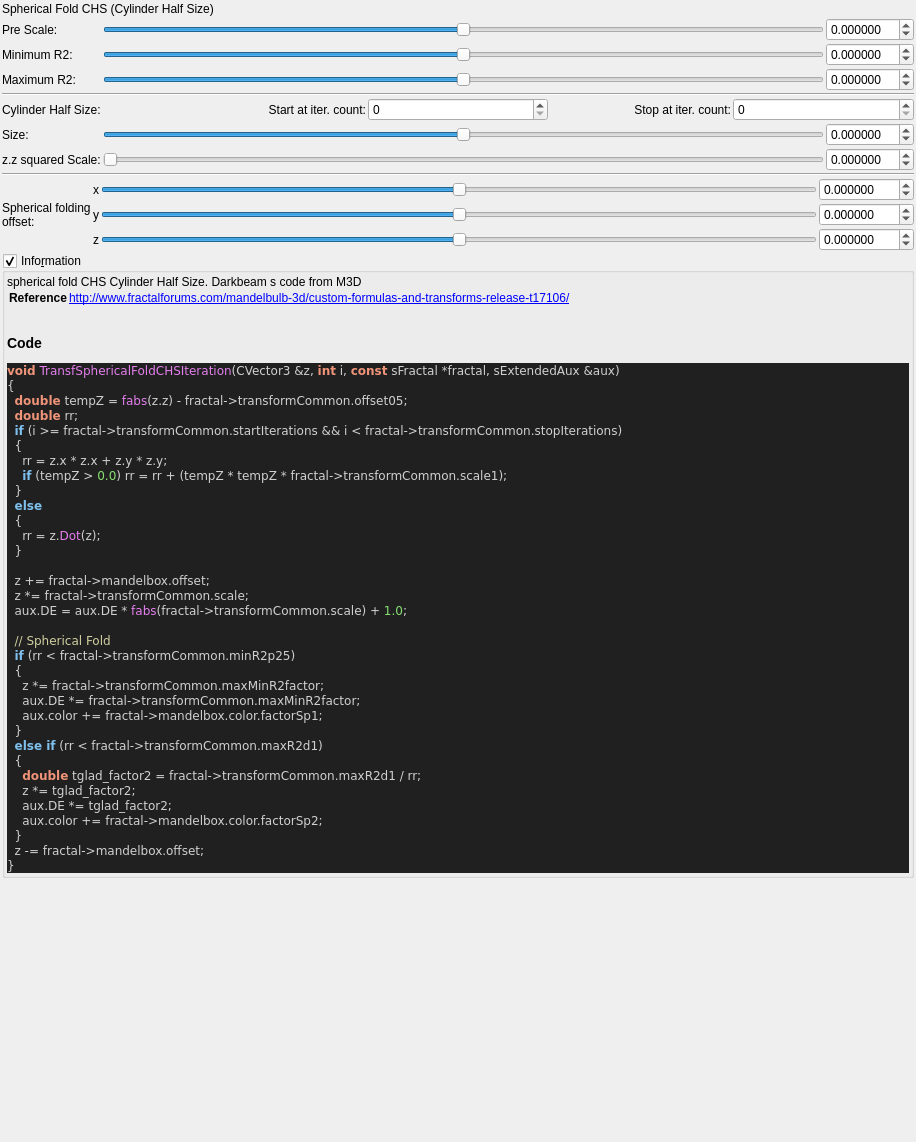
Qt form mandelbulber2/formula/ui/fractal_transf_spherical_fold_chs.ui (buddhi1980/mandelbulber2) before a commit.
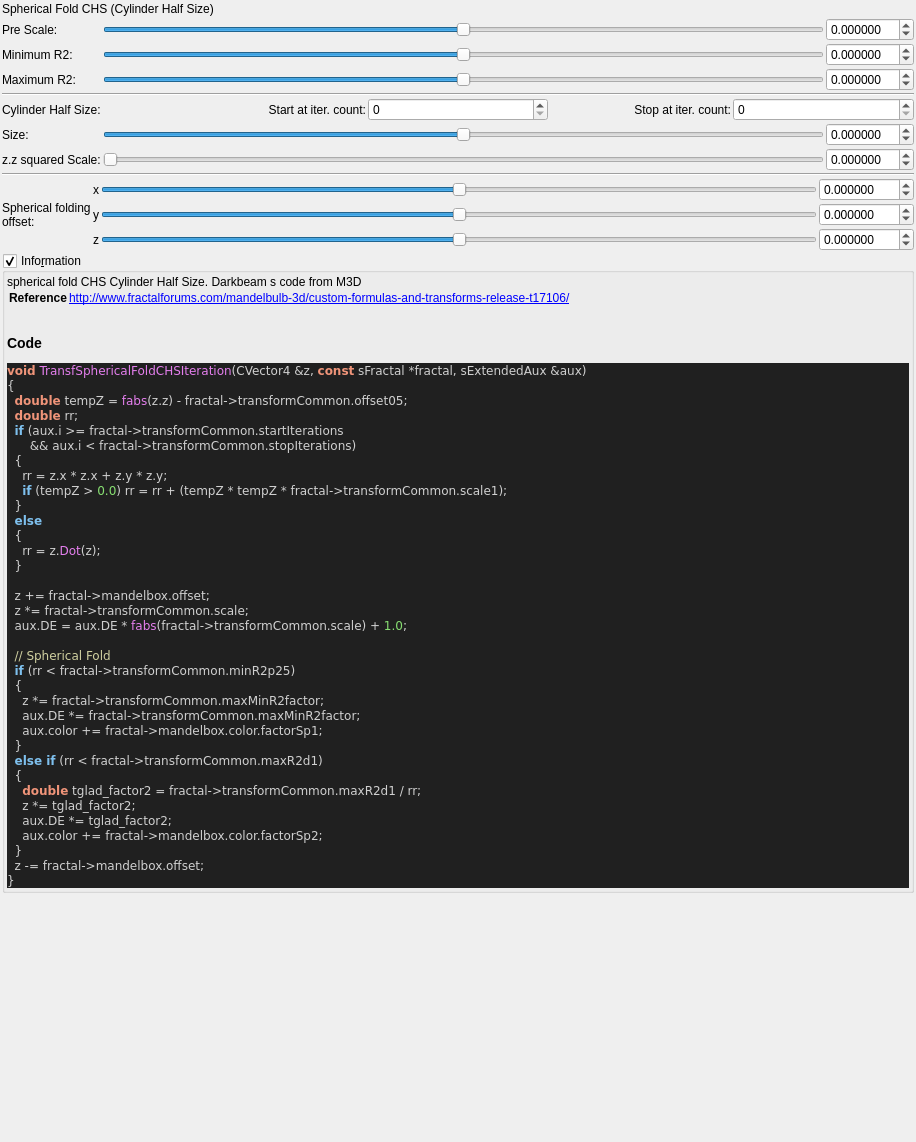
The same form after that commit. Custom widgets are drawn as their Qt base class.

```diff
--- a/mandelbulber2/formula/ui/fractal_transf_spherical_fold_chs.ui
+++ b/mandelbulber2/formula/ui/fractal_transf_spherical_fold_chs.ui
@@ -666,11 +666,12 @@
 &lt;/table&gt;
 &lt;h3&gt;Code&lt;/h3&gt;
 &lt;body style=&quot;background-color:#202020&quot;&gt;
-&lt;pre style=&quot;color:#d0d0d0; background-color:#202020;  font-family:'Courier New',monospace;&quot;&gt;&lt;span style=&quot;color:#f09479; font-weight:bold&quot;&gt;void&lt;/span&gt; &lt;span style=&quot;color:#e47eed&quot;&gt;TransfSphericalFoldCHSIteration&lt;/span&gt;&lt;span style=&quot;color:#d0d0d0&quot;&gt;(&lt;/span&gt;CVector3 &lt;span style=&quot;color:#d0d0d0&quot;&gt;&amp;amp;&lt;/span&gt;z&lt;span style=&quot;color:#d0d0d0&quot;&gt;,&lt;/span&gt; &lt;span style=&quot;color:#f09479; font-weight:bold&quot;&gt;int&lt;/span&gt; i&lt;span style=&quot;color:#d0d0d0&quot;&gt;,&lt;/span&gt; &lt;span style=&quot;color:#f09479; font-weight:bold&quot;&gt;const&lt;/span&gt; sFractal &lt;span style=&quot;color:#d0d0d0&quot;&gt;*&lt;/span&gt;fractal&lt;span style=&quot;color:#d0d0d0&quot;&gt;,&lt;/span&gt; sExtendedAux &lt;span style=&quot;color:#d0d0d0&quot;&gt;&amp;amp;&lt;/span&gt;aux&lt;span style=&quot;color:#d0d0d0&quot;&gt;)&lt;/span&gt;
+&lt;pre style=&quot;color:#d0d0d0; background-color:#202020;  font-family:'Courier New',monospace;&quot;&gt;&lt;span style=&quot;color:#f09479; font-weight:bold&quot;&gt;void&lt;/span&gt; &lt;span style=&quot;color:#e47eed&quot;&gt;TransfSphericalFoldCHSIteration&lt;/span&gt;&lt;span style=&quot;color:#d0d0d0&quot;&gt;(&lt;/span&gt;CVector4 &lt;span style=&quot;color:#d0d0d0&quot;&gt;&amp;amp;&lt;/span&gt;z&lt;span style=&quot;color:#d0d0d0&quot;&gt;,&lt;/span&gt; &lt;span style=&quot;color:#f09479; font-weight:bold&quot;&gt;const&lt;/span&gt; sFractal &lt;span style=&quot;color:#d0d0d0&quot;&gt;*&lt;/span&gt;fractal&lt;span style=&quot;color:#d0d0d0&quot;&gt;,&lt;/span&gt; sExtendedAux &lt;span style=&quot;color:#d0d0d0&quot;&gt;&amp;amp;&lt;/span&gt;aux&lt;span style=&quot;color:#d0d0d0&quot;&gt;)&lt;/span&gt;
 &lt;span style=&quot;color:#d0d0d0&quot;&gt;{&lt;/span&gt;
   &lt;span style=&quot;color:#f09479; font-weight:bold&quot;&gt;double&lt;/span&gt; tempZ &lt;span style=&quot;color:#d0d0d0&quot;&gt;=&lt;/span&gt; &lt;span style=&quot;color:#e47eed&quot;&gt;fabs&lt;/span&gt;&lt;span style=&quot;color:#d0d0d0&quot;&gt;(&lt;/span&gt;z&lt;span style=&quot;color:#d0d0d0&quot;&gt;.&lt;/span&gt;z&lt;span style=&quot;color:#d0d0d0&quot;&gt;) -&lt;/span&gt; fractal&lt;span style=&quot;color:#d0d0d0&quot;&gt;-&amp;gt;&lt;/span&gt;transformCommon&lt;span style=&quot;color:#d0d0d0&quot;&gt;.&lt;/span&gt;offset05&lt;span style=&quot;color:#d0d0d0&quot;&gt;;&lt;/span&gt;
   &lt;span style=&quot;color:#f09479; font-weight:bold&quot;&gt;double&lt;/span&gt; rr&lt;span style=&quot;color:#d0d0d0&quot;&gt;;&lt;/span&gt;
-  &lt;span style=&quot;color:#7ec0ee; font-weight:bold&quot;&gt;if&lt;/span&gt; &lt;span style=&quot;color:#d0d0d0&quot;&gt;(&lt;/span&gt;i &lt;span style=&quot;color:#d0d0d0&quot;&gt;&amp;gt;=&lt;/span&gt; fractal&lt;span style=&quot;color:#d0d0d0&quot;&gt;-&amp;gt;&lt;/span&gt;transformCommon&lt;span style=&quot;color:#d0d0d0&quot;&gt;.&lt;/span&gt;startIterations &lt;span style=&quot;color:#d0d0d0&quot;&gt;&amp;amp;&amp;amp;&lt;/span&gt; i &lt;span style=&quot;color:#d0d0d0&quot;&gt;&amp;lt;&lt;/span&gt; fractal&lt;span style=&quot;color:#d0d0d0&quot;&gt;-&amp;gt;&lt;/span&gt;transformCommon&lt;span style=&quot;color:#d0d0d0&quot;&gt;.&lt;/span&gt;stopIterations&lt;span style=&quot;color:#d0d0d0&quot;&gt;)&lt;/span&gt;
+  &lt;span style=&quot;color:#7ec0ee; font-weight:bold&quot;&gt;if&lt;/span&gt; &lt;span style=&quot;color:#d0d0d0&quot;&gt;(&lt;/span&gt;aux&lt;span style=&quot;color:#d0d0d0&quot;&gt;.&lt;/span&gt;i &lt;span style=&quot;color:#d0d0d0&quot;&gt;&amp;gt;=&lt;/span&gt; fractal&lt;span style=&quot;color:#d0d0d0&quot;&gt;-&amp;gt;&lt;/span&gt;transformCommon&lt;span style=&quot;color:#d0d0d0&quot;&gt;.&lt;/span&gt;startIterations
+      &lt;span style=&quot;color:#d0d0d0&quot;&gt;&amp;amp;&amp;amp;&lt;/span&gt; aux&lt;span style=&quot;color:#d0d0d0&quot;&gt;.&lt;/span&gt;i &lt;span style=&quot;color:#d0d0d0&quot;&gt;&amp;lt;&lt;/span&gt; fractal&lt;span style=&quot;color:#d0d0d0&quot;&gt;-&amp;gt;&lt;/span&gt;transformCommon&lt;span style=&quot;color:#d0d0d0&quot;&gt;.&lt;/span&gt;stopIterations&lt;span style=&quot;color:#d0d0d0&quot;&gt;)&lt;/span&gt;
   &lt;span style=&quot;color:#d0d0d0&quot;&gt;{&lt;/span&gt;
     rr &lt;span style=&quot;color:#d0d0d0&quot;&gt;=&lt;/span&gt; z&lt;span style=&quot;color:#d0d0d0&quot;&gt;.&lt;/span&gt;x &lt;span style=&quot;color:#d0d0d0&quot;&gt;*&lt;/span&gt; z&lt;span style=&quot;color:#d0d0d0&quot;&gt;.&lt;/span&gt;x &lt;span style=&quot;color:#d0d0d0&quot;&gt;+&lt;/span&gt; z&lt;span style=&quot;color:#d0d0d0&quot;&gt;.&lt;/span&gt;y &lt;span style=&quot;color:#d0d0d0&quot;&gt;*&lt;/span&gt; z&lt;span style=&quot;color:#d0d0d0&quot;&gt;.&lt;/span&gt;y&lt;span style=&quot;color:#d0d0d0&quot;&gt;;&lt;/span&gt;
     &lt;span style=&quot;color:#7ec0ee; font-weight:bold&quot;&gt;if&lt;/span&gt; &lt;span style=&quot;color:#d0d0d0&quot;&gt;(&lt;/span&gt;tempZ &lt;span style=&quot;color:#d0d0d0&quot;&gt;&amp;gt;&lt;/span&gt; &lt;span style=&quot;color:#87df71&quot;&gt;0.0&lt;/span&gt;&lt;span style=&quot;color:#d0d0d0&quot;&gt;)&lt;/span&gt; rr &lt;span style=&quot;color:#d0d0d0&quot;&gt;=&lt;/span&gt; rr &lt;span style=&quot;color:#d0d0d0&quot;&gt;+ (&lt;/span&gt;tempZ &lt;span style=&quot;color:#d0d0d0&quot;&gt;*&lt;/span&gt; tempZ &lt;span style=&quot;color:#d0d0d0&quot;&gt;*&lt;/span&gt; fractal&lt;span style=&quot;color:#d0d0d0&quot;&gt;-&amp;gt;&lt;/span&gt;transformCommon&lt;span style=&quot;color:#d0d0d0&quot;&gt;.&lt;/span&gt;scale1&lt;span style=&quot;color:#d0d0d0&quot;&gt;);&lt;/span&gt;
```
